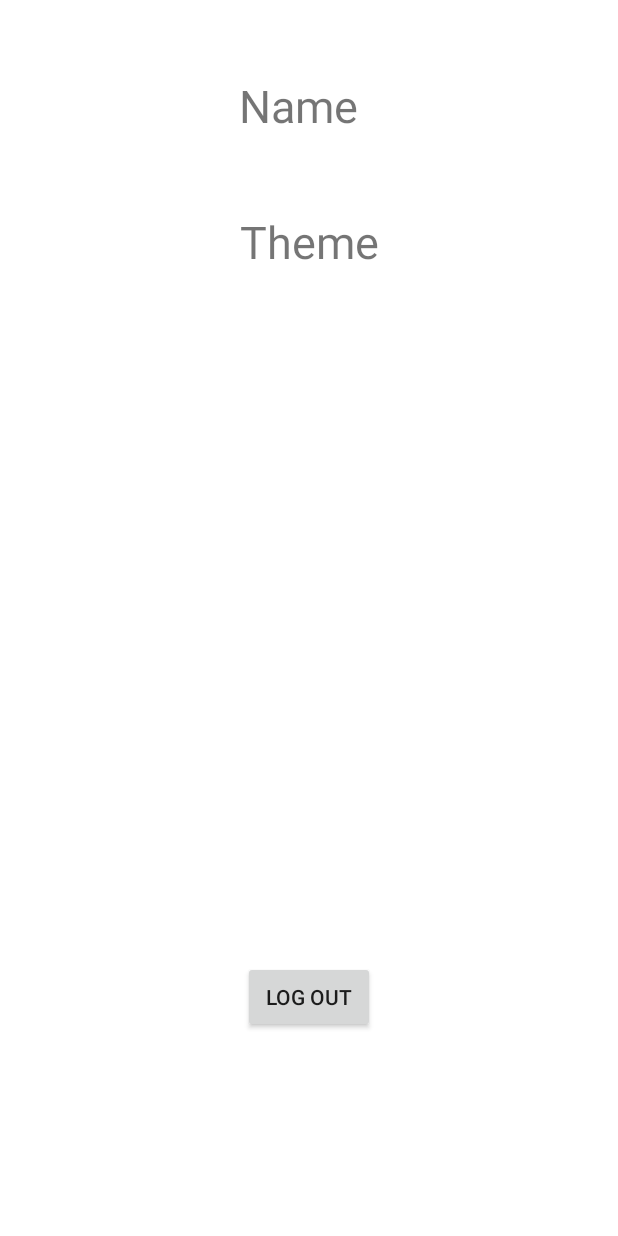
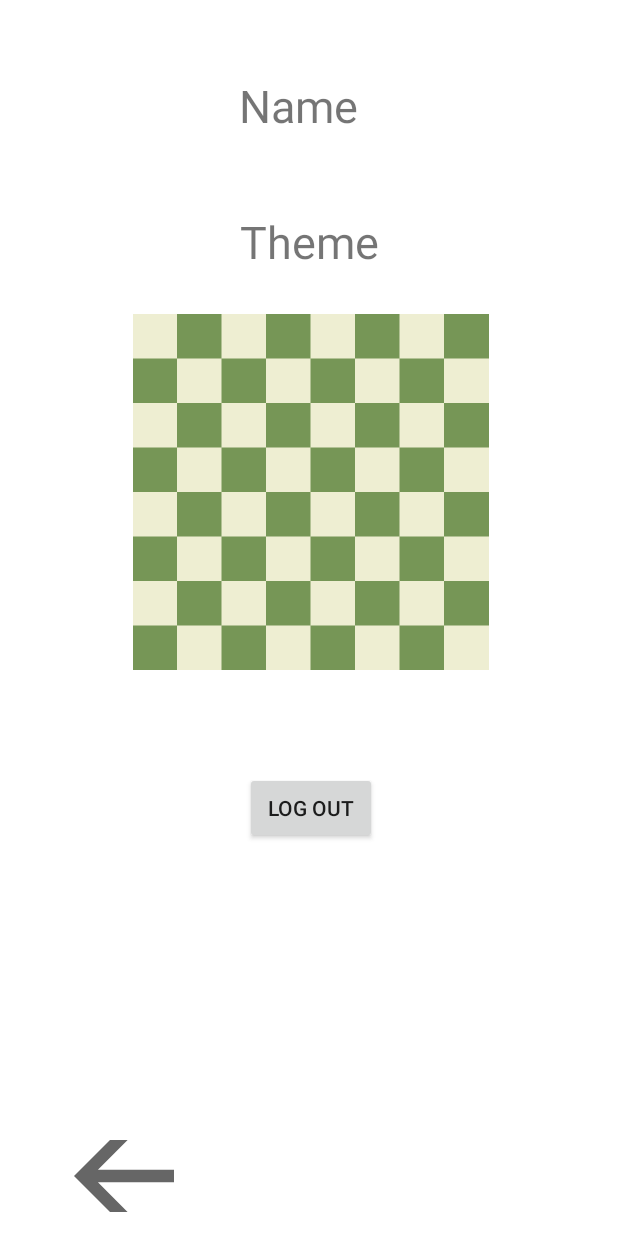
Before and after one commit to manhvu0803/ChessP2P, an Android app: the Profile screen opened directly, with no data from a screen before it, on a phone screen of 412 x 824 dp. Run offline under Robolectric (Android 15) with nearby library versions, the phone set to English and light mode, and no system bars.

Commit message:
temp puzzle + fix arrow bug

```diff
--- a/app/src/main/AndroidManifest.xml
+++ b/app/src/main/AndroidManifest.xml
@@ -26,6 +26,10 @@
             android:exported="true">
         </activity>
         <activity
+            android:name=".Puzzle"
+            android:exported="true">
+        </activity>
+        <activity
             android:name=".MainGame"
             android:exported="true">
         </activity>
--- a/app/src/main/java/com/example/chessp2p/Profile.java
+++ b/app/src/main/java/com/example/chessp2p/Profile.java
@@ -1,18 +1,27 @@
 package com.example.chessp2p;
 
 import android.app.Activity;
-import android.content.Intent;
 import android.os.Bundle;
 import android.view.View;
-import android.widget.ArrayAdapter;
 
 import android.widget.ImageButton;
-import android.widget.Spinner;
 
 public class Profile extends Activity {
+
+    ImageButton back;
+
     @Override
     protected void onCreate(Bundle savedInstanceState) {
         super.onCreate(savedInstanceState);
         setContentView(R.layout.profile_view);
+
+        back = (ImageButton) findViewById(R.id.profileBack);
+
+        back.setOnClickListener(new View.OnClickListener(){
+            @Override
+            public void onClick(View view) {
+                finish();
+            }
+        });
     }
 }
--- a/app/src/main/java/com/example/chessp2p/Setting.java
+++ b/app/src/main/java/com/example/chessp2p/Setting.java
@@ -1,7 +1,6 @@
 package com.example.chessp2p;
 
 import android.app.Activity;
-import android.content.Intent;
 import android.os.Bundle;
 import android.view.View;
 import android.widget.ArrayAdapter;
@@ -30,9 +29,7 @@ public class Setting extends Activity{
         back.setOnClickListener(new View.OnClickListener(){
             @Override
             public void onClick(View view) {
-                Intent Setting = new Intent(Setting.this, com.example.chessp2p.MainActivity.class);
                 finish();
-                startActivity(Setting);
             }
         });
     }
--- /dev/null
+++ b/app/src/main/res/drawable/ic_baseline_arrow_back.xml
@@ -0,0 +1,5 @@
+<vector android:autoMirrored="true" android:height="100dp"
+    android:tint="?attr/colorControlNormal" android:viewportHeight="24"
+    android:viewportWidth="24" android:width="100dp" xmlns:android="http://schemas.android.com/apk/res/android">
+    <path android:fillColor="@android:color/white" android:pathData="M20,11H7.83l5.59,-5.59L12,4l-8,8 8,8 1.41,-1.41L7.83,13H20v-2z"/>
+</vector>
--- a/app/src/main/res/layout/profile_view.xml
+++ b/app/src/main/res/layout/profile_view.xml
@@ -5,6 +5,19 @@
     android:layout_width="match_parent"
     android:layout_height="match_parent"
     >
+
+    <ImageButton
+        android:id="@+id/profileBack"
+        android:layout_width="133dp"
+        android:layout_height="48dp"
+        android:layout_marginStart="16dp"
+        android:layout_marginBottom="16dp"
+        android:backgroundTint="#00FFFFFF"
+        android:src="@drawable/ic_baseline_arrow_back"
+        app:layout_constraintBottom_toBottomOf="parent"
+        app:layout_constraintStart_toStartOf="parent"
+        app:srcCompat="@drawable/ic_baseline_arrow_back"
+        tools:ignore="SpeakableTextPresentCheck" />
 
     <TextView
         android:id="@+id/pro_name"
@@ -34,11 +47,12 @@
 
     <ImageView
         android:id="@+id/imageView"
-        android:layout_width="305dp"
-        android:layout_height="406dp"
+        android:layout_width="287dp"
+        android:layout_height="237dp"
         android:layout_marginStart="45dp"
         android:layout_marginTop="28dp"
         android:layout_marginEnd="45dp"
+        android:src="@drawable/board"
         app:layout_constraintEnd_toEndOf="parent"
         app:layout_constraintHorizontal_bias="0.526"
         app:layout_constraintStart_toStartOf="parent"
@@ -50,10 +64,13 @@
         android:layout_width="wrap_content"
         android:layout_height="wrap_content"
         android:layout_marginStart="160dp"
-        android:layout_marginTop="25dp"
+        android:layout_marginTop="68dp"
         android:layout_marginEnd="160dp"
         android:text="LOG OUT"
         app:layout_constraintEnd_toEndOf="parent"
+        app:layout_constraintHorizontal_bias="0.857"
         app:layout_constraintStart_toStartOf="parent"
         app:layout_constraintTop_toBottomOf="@+id/imageView" />
+
+
 </androidx.constraintlayout.widget.ConstraintLayout>
```
Also changed, not shown: app/src/main/java/com/example/chessp2p/MainActivity.java (+7 -0 lines), app/src/main/java/com/example/chessp2p/Puzzle.java (added, +35 -0 lines), app/src/main/res/drawable/ic_baseline_arrow_back_24.xml (deleted, +0 -11 lines), app/src/main/res/layout/puzzle_view.xml (added, +45 -0 lines), app/src/main/res/layout/setting_view.xml (+6 -7 lines), app/src/main/res/values/strings.xml (+16 -0 lines).
